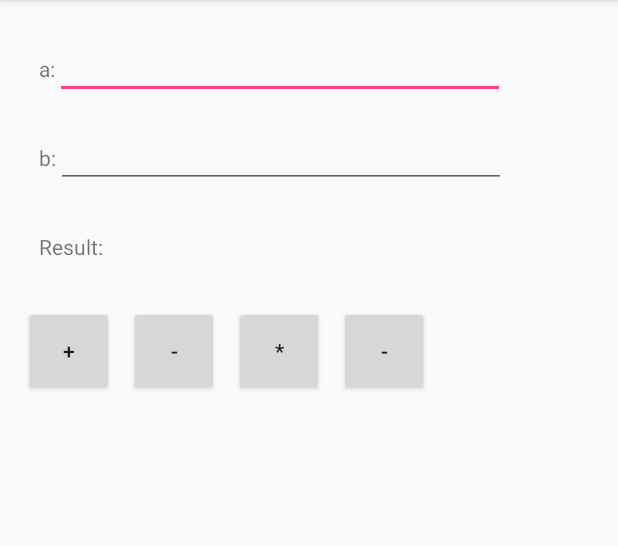
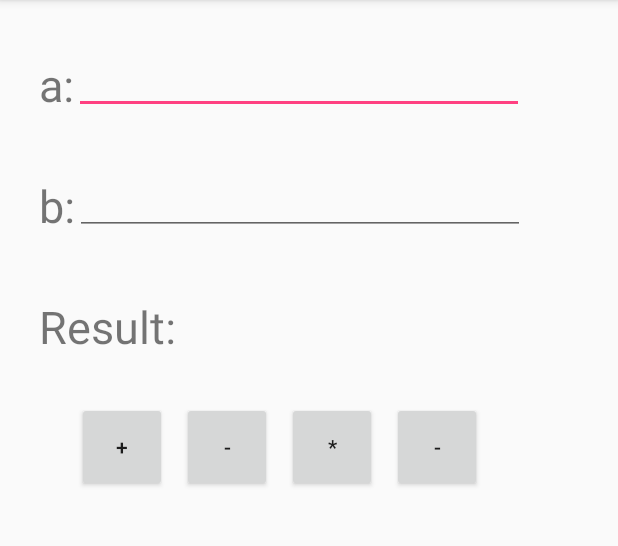
Before and after one commit to trantrungnt/ServiceCalculator, an Android app: the screen it shows after launch (MainActivity), on a phone screen of 412 x 824 dp, the part 84-630 px from its top. Run offline under Robolectric (Android 15) with nearby library versions, the phone set to English and light mode, and no system bars.

Commit message:
UI Calculator (temp)

```diff
--- a/LearnService/app/src/main/res/layout/activity_main.xml
+++ b/LearnService/app/src/main/res/layout/activity_main.xml
@@ -11,6 +11,7 @@
 
     <TextView
         android:id="@+id/tvInputA"
+        android:textSize="30sp"
         android:layout_marginTop="20dp"
         android:layout_marginLeft="10dp"
         android:layout_width="wrap_content"
@@ -21,11 +22,13 @@
         android:id="@+id/editTextInputA"
         android:layout_toRightOf="@id/tvInputA"
         android:inputType="number"
+        android:layout_marginTop="10dp"
         android:layout_width="300dp"
         android:layout_height="50dp" />
 
     <TextView
         android:id="@+id/tvInputB"
+        android:textSize="30sp"
         android:layout_below="@id/tvInputA"
         android:layout_marginLeft="10dp"
         android:layout_marginTop="40dp"
@@ -35,7 +38,7 @@
 
     <EditText
         android:id="@+id/editTextInputB"
-        android:layout_marginTop="20dp"
+        android:layout_marginTop="30dp"
         android:inputType="number"
         android:layout_below="@id/tvInputA"
         android:layout_toRightOf="@id/tvInputB"
@@ -44,6 +47,7 @@
 
     <TextView
         android:id="@+id/tvResult"
+        android:textSize="30sp"
         android:layout_marginLeft="10dp"
         android:layout_below="@id/tvInputB"
         android:layout_marginTop="40dp"
@@ -54,6 +58,7 @@
     <TextView
         android:id="@+id/tvDisplayResultC"
         android:layout_below="@id/tvInputB"
+        android:textSize="30sp"
         android:layout_marginTop="40dp"
         android:layout_marginLeft="10dp"
         android:layout_toRightOf="@id/tvResult"
@@ -64,6 +69,7 @@
     <Button
         android:id="@+id/btnPlus"
         android:text="+"
+        android:layout_marginLeft="35dp"
         android:layout_below="@id/tvResult"
         android:layout_marginTop="30dp"
         android:layout_width="60dp"
@@ -98,5 +104,4 @@
         android:layout_marginTop="30dp"
         android:layout_width="60dp"
         android:layout_height="60dp" />
-
 </RelativeLayout>
```
